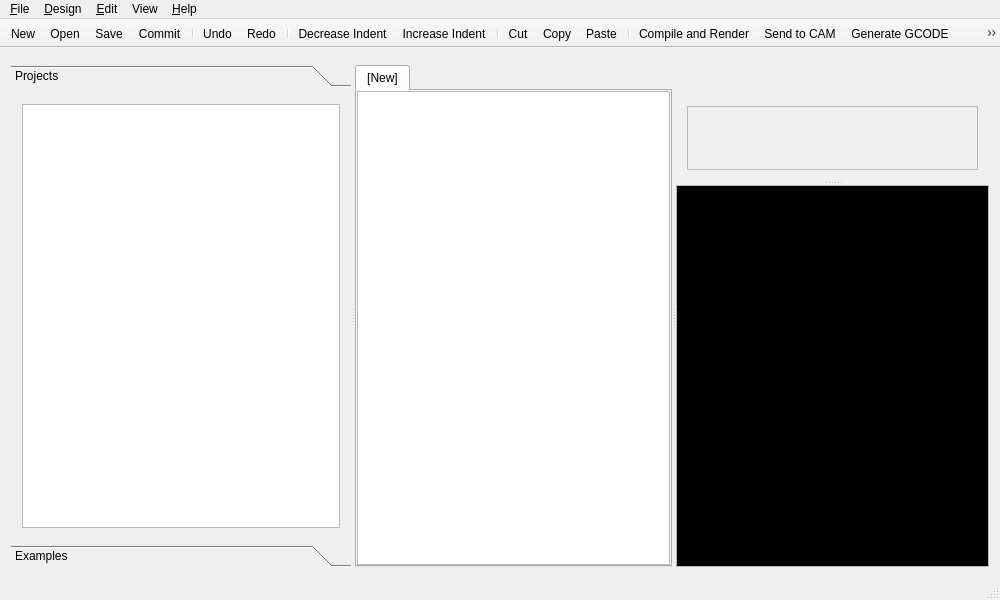
This is gui/src/ui/mainwindow.ui in GilesBathgate/RapCAD as Qt 5 draws it before an edit. The edited form follows.
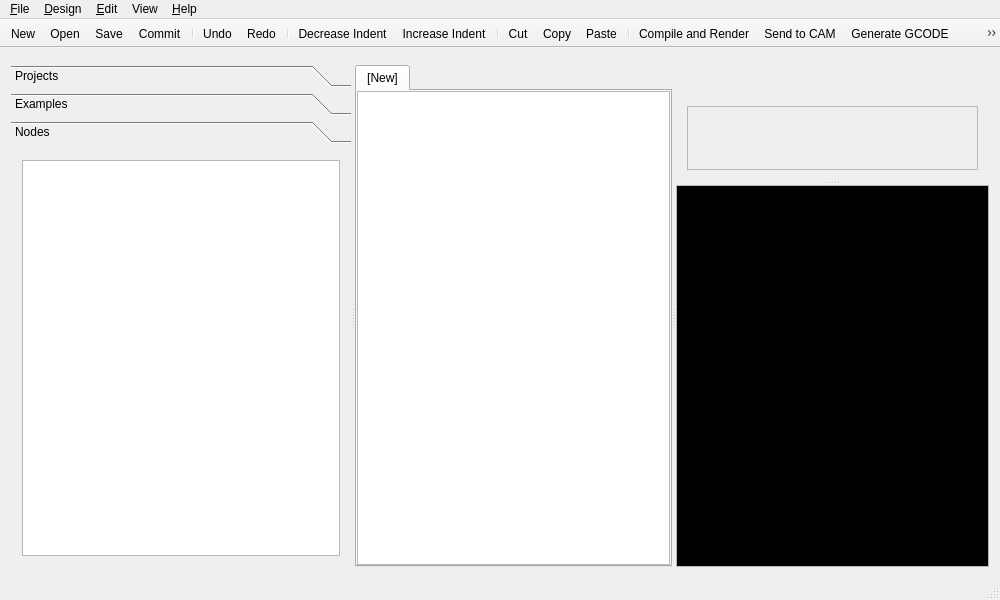
This is the edited form. The open tabs and pages were chosen to show the change. Icons and pictures are not drawn. Custom widgets are drawn as their Qt base class.

Commit message: Implement node visualiser

Diff of the .ui file:
```diff
--- a/gui/src/ui/mainwindow.ui
+++ b/gui/src/ui/mainwindow.ui
@@ -71,6 +71,16 @@
          </item>
         </layout>
        </widget>
+       <widget class="QWidget" name="nodePage">
+        <attribute name="label">
+         <string>Nodes</string>
+        </attribute>
+        <layout class="QVBoxLayout" name="verticalLayout_5">
+         <item>
+          <widget class="QTreeView" name="nodeTreeView"/>
+         </item>
+        </layout>
+       </widget>
       </widget>
       <widget class="QTabWidget" name="tabWidget">
        <property name="tabShape">
```
The commit also changes 8 other files.
